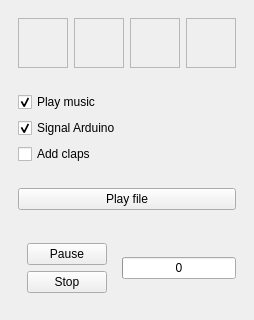
First picture: the form in etternuino.ui, repository DeltaEpsilon7787/etternuino, before the edit.
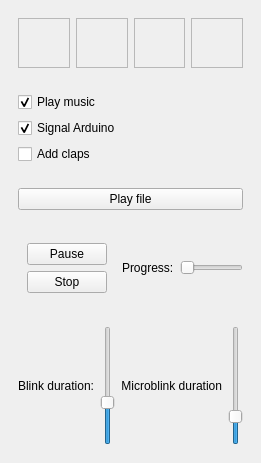
Second picture: the form after the edit.

The edit to the form file:
```diff
--- a/etternuino.ui
+++ b/etternuino.ui
@@ -7,7 +7,7 @@
                 <x>0</x>
                 <y>0</y>
                 <width>254</width>
-                <height>317</height>
+                <height>463</height>
             </rect>
         </property>
         <property name="windowTitle">
@@ -161,12 +161,89 @@
                                 </widget>
                             </item>
                             <item>
-                                <widget class="QProgressBar" name="progress_bar">
-                                    <property name="value">
+                                <widget class="QLabel" name="label_3">
+                                    <property name="text">
+                                        <string>Progress:</string>
+                                    </property>
+                                </widget>
+                            </item>
+                            <item>
+                                <widget class="QSlider" name="progress_slider">
+                                    <property name="maximum">
                                         <number>0</number>
                                     </property>
-                                    <property name="format">
-                                        <string notr="true">%v</string>
+                                    <property name="singleStep">
+                                        <number>4410</number>
+                                    </property>
+                                    <property name="pageStep">
+                                        <number>44100</number>
+                                    </property>
+                                    <property name="orientation">
+                                        <enum>Qt::Horizontal</enum>
+                                    </property>
+                                </widget>
+                            </item>
+                        </layout>
+                    </widget>
+                </item>
+                <item>
+                    <widget class="QWidget" name="" native="true">
+                        <layout class="QHBoxLayout" name="control_sliders_group">
+                            <item>
+                                <widget class="QLabel" name="label">
+                                    <property name="text">
+                                        <string>Blink duration:</string>
+                                    </property>
+                                    <property name="alignment">
+                                        <set>Qt::AlignRight|Qt::AlignTrailing|Qt::AlignVCenter</set>
+                                    </property>
+                                </widget>
+                            </item>
+                            <item>
+                                <widget class="QSlider" name="blink_duration_slider">
+                                    <property name="maximum">
+                                        <number>150</number>
+                                    </property>
+                                    <property name="pageStep">
+                                        <number>10</number>
+                                    </property>
+                                    <property name="value">
+                                        <number>50</number>
+                                    </property>
+                                    <property name="tracking">
+                                        <bool>true</bool>
+                                    </property>
+                                    <property name="orientation">
+                                        <enum>Qt::Vertical</enum>
+                                    </property>
+                                    <property name="invertedAppearance">
+                                        <bool>false</bool>
+                                    </property>
+                                    <property name="invertedControls">
+                                        <bool>false</bool>
+                                    </property>
+                                </widget>
+                            </item>
+                            <item>
+                                <widget class="QLabel" name="label_2">
+                                    <property name="text">
+                                        <string>Microblink duration</string>
+                                    </property>
+                                    <property name="alignment">
+                                        <set>Qt::AlignRight|Qt::AlignTrailing|Qt::AlignVCenter</set>
+                                    </property>
+                                </widget>
+                            </item>
+                            <item>
+                                <widget class="QSlider" name="microblink_duration_slider">
+                                    <property name="maximum">
+                                        <number>50</number>
+                                    </property>
+                                    <property name="value">
+                                        <number>10</number>
+                                    </property>
+                                    <property name="orientation">
+                                        <enum>Qt::Vertical</enum>
                                     </property>
                                 </widget>
                             </item>
```
Left out of the diff: 77 changed lines with no effect on the pictures.
